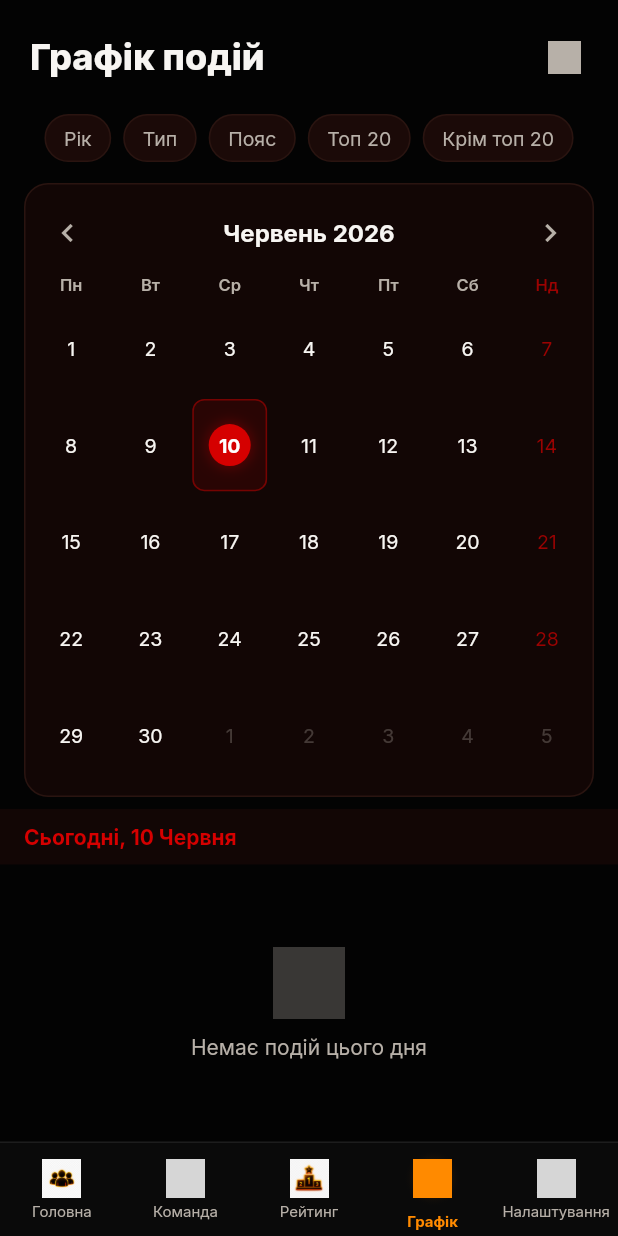
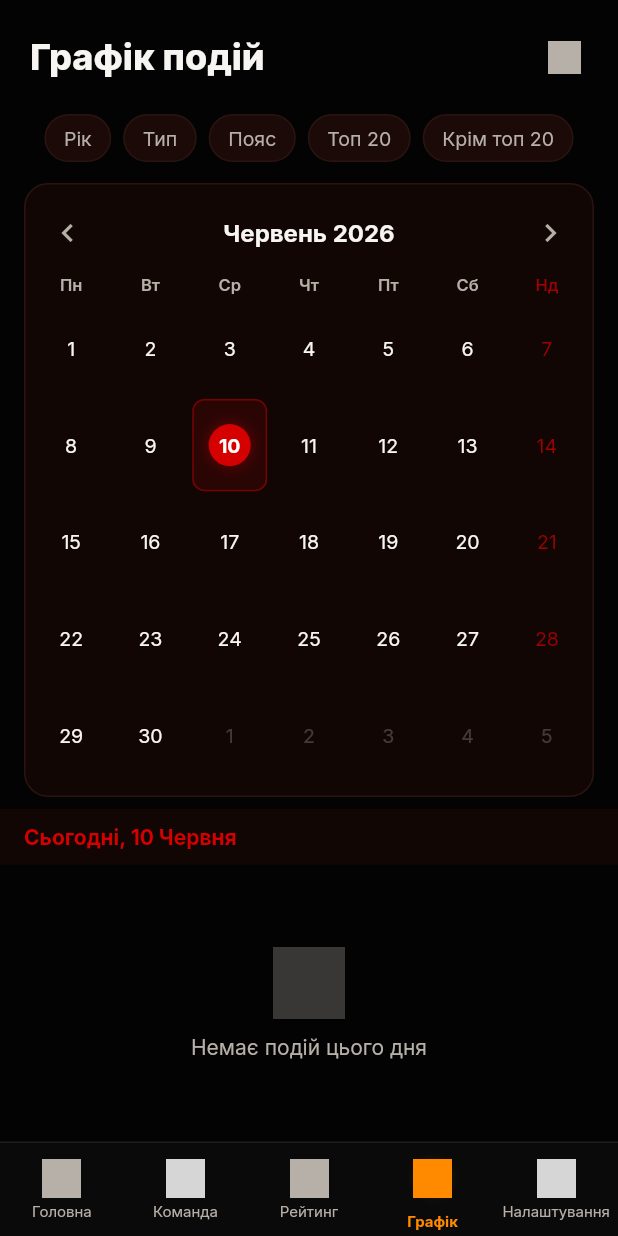
Before and after one commit to Roma1990Melnichuk/triumph-judo-app, a Flutter app: the screen it shows once a user with an empty profile is signed in, after a tap on "Тренування", on a phone screen of 412 x 824 dp. Run offline on Flutter 3.47's test engine with Material 3 defaults, Android fonts, the phone set to English and light mode, and no system bars; our stand-ins replace cached_network_image, cloud_firestore, connectivity_plus, csv, file_picker, firebase_analytics and 12 more; accounts and stored records are empty; grey boxes are pictures that could not be loaded.

Commit message:
Replace WebP icons with Material Icons on home screen + fix nav bar tinting
Home screen: all TriumphIcon usages replaced with Flutter Material Icons
(notifications, calendar, location, training, feature tiles, stat cards,
belt-ready check, recent-results medals). Icons are now uniform outline
style — no more inconsistent WebP renders.

Nav bar: inactive icon filter changed from BlendMode.dst (no-op, shows raw
WebP colors) to BlendMode.srcIn with AppColors.textSecondary, so all tabs
are consistently gray when inactive and orange when active.

Co-Authored-By: Claude Sonnet 4.6 <noreply@anthropic.com>

```diff
--- a/lib/features/home/screens/home_screen.dart
+++ b/lib/features/home/screens/home_screen.dart
@@ -16,7 +16,6 @@ import '../../rating/screens/medal_tracker_screen.dart';
 import '../../../shared/animations/app_animations.dart';
 import '../../../shared/widgets/belt_badge.dart';
 import '../../../shared/widgets/default_avatar.dart';
-import '../../../shared/widgets/triumph_icon.dart';
 
 class HomeScreen extends ConsumerStatefulWidget {
   const HomeScreen({super.key});
@@ -160,8 +159,8 @@ class _HomeScreenState extends ConsumerState<HomeScreen>
                                   borderRadius: BorderRadius.circular(13),
                                   border: Border.all(color: AppColors.surface3),
                                 ),
-                                child: Center(
-                                  child: TriumphIcon(TIcon.notifications, size: 26),
+                                child: const Center(
+                                  child: Icon(Icons.notifications_outlined, size: 26),
                                 ),
                               ),
                               Positioned(
@@ -262,14 +261,14 @@ class _HomeScreenState extends ConsumerState<HomeScreen>
                         const SizedBox(height: 12),
                         Row(children: [
                           _StatCard(
-                            tIcon: TIcon.team,
+                            icon: Icons.group_outlined,
                             numValue: total,
                             label: 'Спортсменів',
                             iconColors: const [Color(0xFFD50000), Color(0xFF7A0000)],
                           ),
                           const SizedBox(width: 10),
                           _StatCard(
-                            tIcon: TIcon.statistics,
+                            icon: Icons.bar_chart,
                             numValue: activePct,
                             numSuffix: '%',
                             label: 'Відвідуваність',
@@ -277,7 +276,7 @@ class _HomeScreenState extends ConsumerState<HomeScreen>
                           ),
                           const SizedBox(width: 10),
                           _StatCard(
-                            tIcon: TIcon.medal,
+                            icon: Icons.military_tech_outlined,
                             numValue: medals,
                             label: 'Медалі',
                             iconColors: const [Color(0xFFFF8A00), Color(0xFFD50000)],
@@ -378,7 +377,7 @@ class _HeroCardState extends State<_HeroCard>
             decoration: BoxDecoration(
                 color: AppColors.surface2,
                 borderRadius: BorderRadius.circular(12)),
-            child: TriumphIcon(TIcon.calendar, size: 22),
+            child: const Icon(Icons.calendar_today_outlined, size: 22),
           ),
           const SizedBox(width: 14),
           const Text('Сьогодні тренувань немає',
@@ -454,10 +453,7 @@ class _HeroCardState extends State<_HeroCard>
                         ),
                         const SizedBox(height: 10),
                         Row(children: [
-                          ColorFiltered(
-                            colorFilter: const ColorFilter.mode(Colors.white70, BlendMode.srcIn),
-                            child: TriumphIcon(TIcon.calendar, size: 13),
-                          ),
+                          const Icon(Icons.calendar_today_outlined, size: 13, color: Colors.white70),
                           const SizedBox(width: 5),
                           Text(
                             'Сьогодні, ${s.timeStart} – ${s.timeEnd}',
@@ -470,10 +466,7 @@ class _HeroCardState extends State<_HeroCard>
                         ]),
                         const SizedBox(height: 5),
                         Row(children: [
-                          ColorFiltered(
-                            colorFilter: const ColorFilter.mode(Colors.white70, BlendMode.srcIn),
-                            child: TriumphIcon(TIcon.location3d, size: 13),
-                          ),
+                          const Icon(Icons.location_on_outlined, size: 13, color: Colors.white70),
                           const SizedBox(width: 4),
                           Text(
                             s.daysLabel,
@@ -496,11 +489,8 @@ class _HeroCardState extends State<_HeroCard>
                       border: Border.all(
                           color: Colors.white.withValues(alpha: 0.25)),
                     ),
-                    child: Center(
-                      child: ColorFiltered(
-                        colorFilter: const ColorFilter.mode(Colors.white, BlendMode.srcIn),
-                        child: TriumphIcon(TIcon.training, size: 34),
-                      ),
+                    child: const Center(
+                      child: Icon(Icons.fitness_center, size: 34, color: Colors.white),
                     ),
                   ),
                 ],
@@ -521,10 +511,10 @@ class _ParentFeatureIcons extends StatelessWidget {
   const _ParentFeatureIcons();
 
   static const _items = [
-    (TIcon.profile,    'Мої дані',    '/my-data',             [Color(0xFF7A0000), Color(0xFFD50000)]),
-    (TIcon.training,   'Тренування',  '/events',              [Color(0xFFD50000), Color(0xFFFF8A00)]),
-    (TIcon.statistics, 'Прогрес',     '/journey',             [Color(0xFF1565C0), Color(0xFF42A5F5)]),
-    (TIcon.trophy,     'Досягнення',  '/achievement-catalog', [Color(0xFF6A1B9A), Color(0xFFAB47BC)]),
+    (Icons.person_outline,        'Мої дані',    '/my-data',             [Color(0xFF7A0000), Color(0xFFD50000)]),
+    (Icons.fitness_center,        'Тренування',  '/events',              [Color(0xFFD50000), Color(0xFFFF8A00)]),
+    (Icons.show_chart,            'Прогрес',     '/journey',             [Color(0xFF1565C0), Color(0xFF42A5F5)]),
+    (Icons.emoji_events_outlined, 'Досягнення',  '/achievement-catalog', [Color(0xFF6A1B9A), Color(0xFFAB47BC)]),
   ];
 
   @override
@@ -555,10 +545,7 @@ class _ParentFeatureIcons extends StatelessWidget {
                     ],
                   ),
                   child: Center(
-                    child: ColorFiltered(
-                      colorFilter: const ColorFilter.mode(Colors.white, BlendMode.srcIn),
-                      child: TriumphIcon(icon, size: 28),
-                    ),
+                    child: Icon(icon, size: 28, color: Colors.white),
                   ),
                 ),
                 const SizedBox(height: 6),
@@ -586,14 +573,14 @@ class _ParentFeatureIcons extends StatelessWidget {
 
 class _StatCard extends StatelessWidget {
   const _StatCard({
-    this.tIcon,
+    this.icon,
     required this.numValue,
     required this.label,
     required this.iconColors,
     this.numSuffix = '',
   });
 
-  final TIcon? tIcon;
+  final IconData? icon;
   final int numValue;
   final String numSuffix;
   final String label;
@@ -622,11 +609,8 @@ class _StatCard extends StatelessWidget {
                 borderRadius: BorderRadius.circular(12),
               ),
               child: Center(
-                child: tIcon != null
-                    ? ColorFiltered(
-                        colorFilter: const ColorFilter.mode(Colors.white, BlendMode.srcIn),
-                        child: TriumphIcon(tIcon!, size: 24),
-                      )
+                child: icon != null
+                    ? Icon(icon!, size: 24, color: Colors.white)
                     : const SizedBox.shrink(),
               ),
             ),
@@ -745,10 +729,7 @@ class _BeltReadySection extends StatelessWidget {
                     child: Row(
                       mainAxisSize: MainAxisSize.min,
                       children: [
-                        ColorFiltered(
-                          colorFilter: const ColorFilter.mode(AppColors.success, BlendMode.srcIn),
-                          child: TriumphIcon(TIcon.success, size: 10),
-                        ),
+                        const Icon(Icons.check_circle, size: 10, color: AppColors.success),
                         const SizedBox(width: 3),
                         Text(
                           c.gender == Gender.female ? 'Готова' : 'Готовий',
@@ -799,9 +780,10 @@ class _RecentSection extends StatelessWidget {
             : p == 3
                 ? AppColors.bronzeMedal
                 : AppColors.textSecondary;
-    return ColorFiltered(
-      colorFilter: ColorFilter.mode(color, BlendMode.srcIn),
-      child: TriumphIcon(p <= 3 ? TIcon.medal3d : TIcon.medal, size: 26),
+    return Icon(
+      p == 1 ? Icons.emoji_events : Icons.military_tech,
+      size: 26,
+      color: color,
     );
   }
 
--- a/lib/shared/widgets/main_scaffold.dart
+++ b/lib/shared/widgets/main_scaffold.dart
@@ -190,9 +190,10 @@ class _NavItem extends StatelessWidget {
           isActive: active,
           color: AppColors.orange,
           icon: ColorFiltered(
-            colorFilter: active
-                ? const ColorFilter.mode(AppColors.orange, BlendMode.srcATop)
-                : const ColorFilter.mode(Colors.transparent, BlendMode.dst),
+            colorFilter: ColorFilter.mode(
+              active ? AppColors.orange : AppColors.textSecondary,
+              BlendMode.srcIn,
+            ),
             child: TriumphNavIcon(col: col, row: row, size: 26),
           ),
         ),
```
